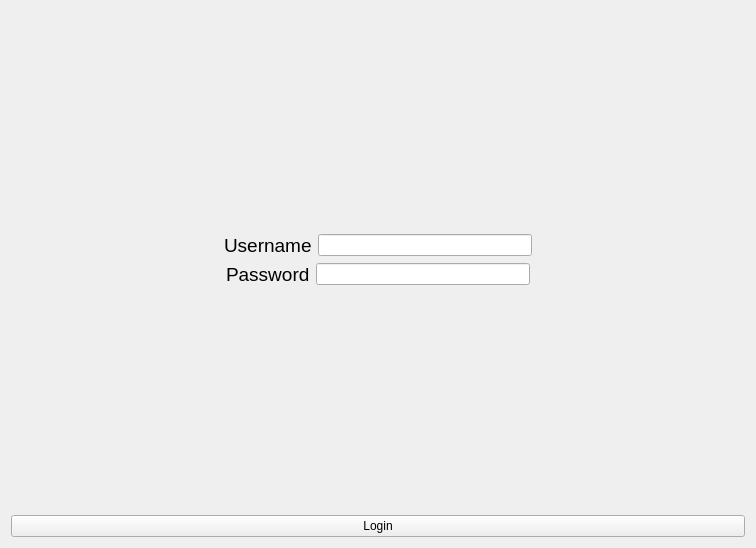
First picture: the form in widget.ui, repository BenefordIV/young-eagles, before the edit.
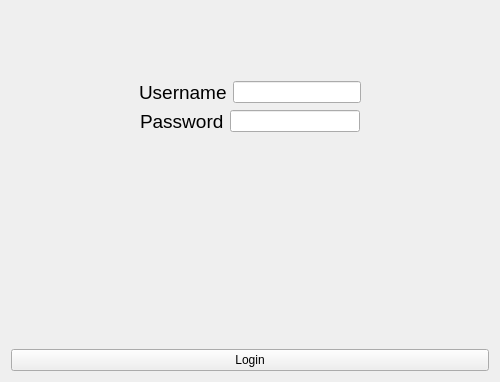
Second picture: the form after the edit.

Commit message: added logic for a secondary window

```diff
--- a/widget.ui
+++ b/widget.ui
@@ -6,8 +6,8 @@
    <rect>
     <x>0</x>
     <y>0</y>
-    <width>756</width>
-    <height>548</height>
+    <width>500</width>
+    <height>382</height>
    </rect>
   </property>
   <property name="windowTitle">
```
The commit also changes 5 other files.
